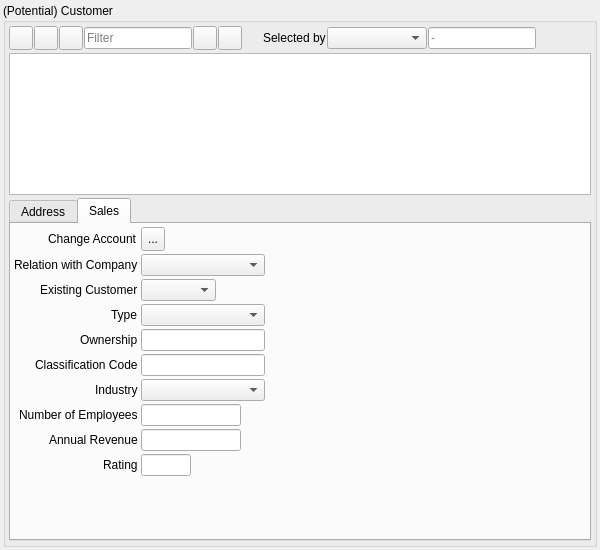
Before: the Qt Designer form crm/src/gui/crm_customerwidget.ui in hermixy/biluna, drawn with Qt 5.
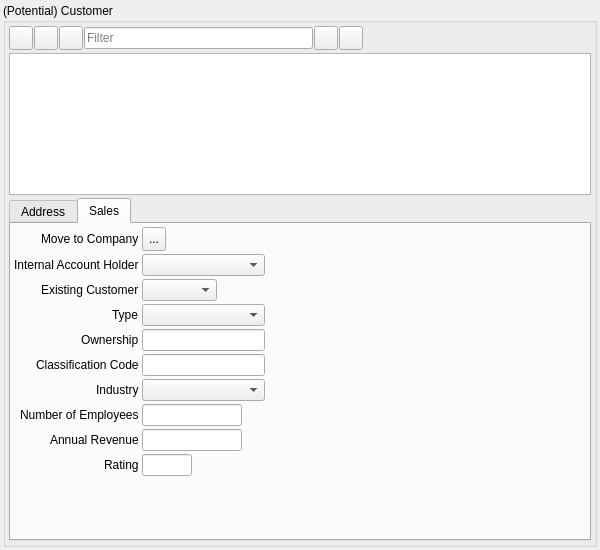
After: the same form once the commit is applied. The open tabs and pages were chosen to show the change. Icons and pictures are not drawn. Custom widgets are drawn as their Qt base class.

```diff
--- a/crm/src/gui/crm_customerwidget.ui
+++ b/crm/src/gui/crm_customerwidget.ui
@@ -204,52 +204,6 @@
           </property>
          </widget>
         </item>
-        <item>
-         <spacer name="horizontalSpacer">
-          <property name="orientation">
-           <enum>Qt::Horizontal</enum>
-          </property>
-          <property name="sizeType">
-           <enum>QSizePolicy::Fixed</enum>
-          </property>
-          <property name="sizeHint" stdset="0">
-           <size>
-            <width>20</width>
-            <height>20</height>
-           </size>
-          </property>
-         </spacer>
-        </item>
-        <item>
-         <widget class="QLabel" name="lblSelectBy">
-          <property name="text">
-           <string>Selected by</string>
-          </property>
-         </widget>
-        </item>
-        <item>
-         <widget class="QComboBox" name="cbSelectedBy">
-          <property name="minimumSize">
-           <size>
-            <width>100</width>
-            <height>0</height>
-           </size>
-          </property>
-          <property name="maximumSize">
-           <size>
-            <width>150</width>
-            <height>16777215</height>
-           </size>
-          </property>
-         </widget>
-        </item>
-        <item>
-         <widget class="QLineEdit" name="leSelectedBy">
-          <property name="placeholderText">
-           <string>-</string>
-          </property>
-         </widget>
-        </item>
         <item>
          <spacer name="horizontalSpacer_2">
           <property name="orientation">
@@ -983,14 +937,14 @@
             <item row="0" column="0">
              <widget class="QLabel" name="lblAccount">
               <property name="text">
-               <string>Change Account</string>
+               <string>Move to Company</string>
               </property>
              </widget>
             </item>
             <item row="1" column="0">
              <widget class="QLabel" name="lblRelationWithCompany">
               <property name="text">
-               <string>Relation with Company</string>
+               <string>Internal Account Holder</string>
               </property>
              </widget>
             </item>
```
Left out of the diff: 14 changed lines with no effect on the pictures.
